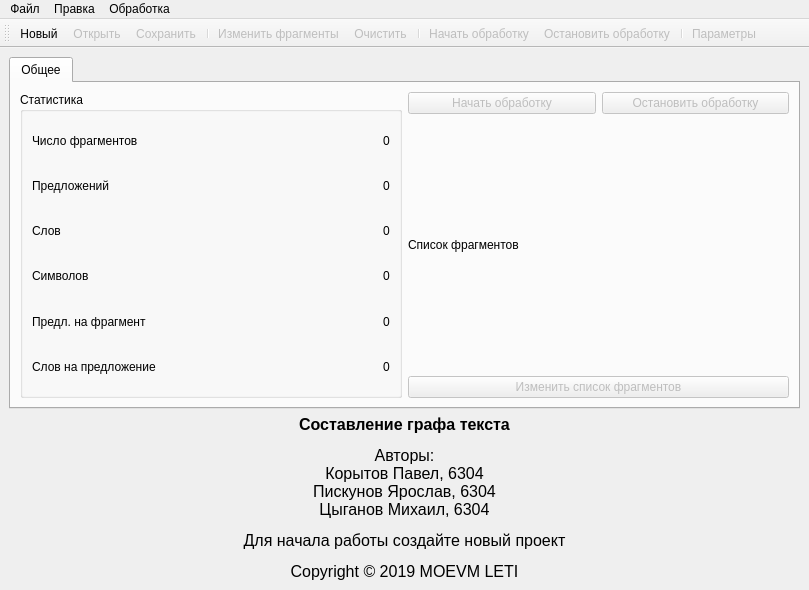
The window that ui/mainwindow.ui (moevm/nosql1h19-text-graph) describes before a commit, drawn with Qt 5.
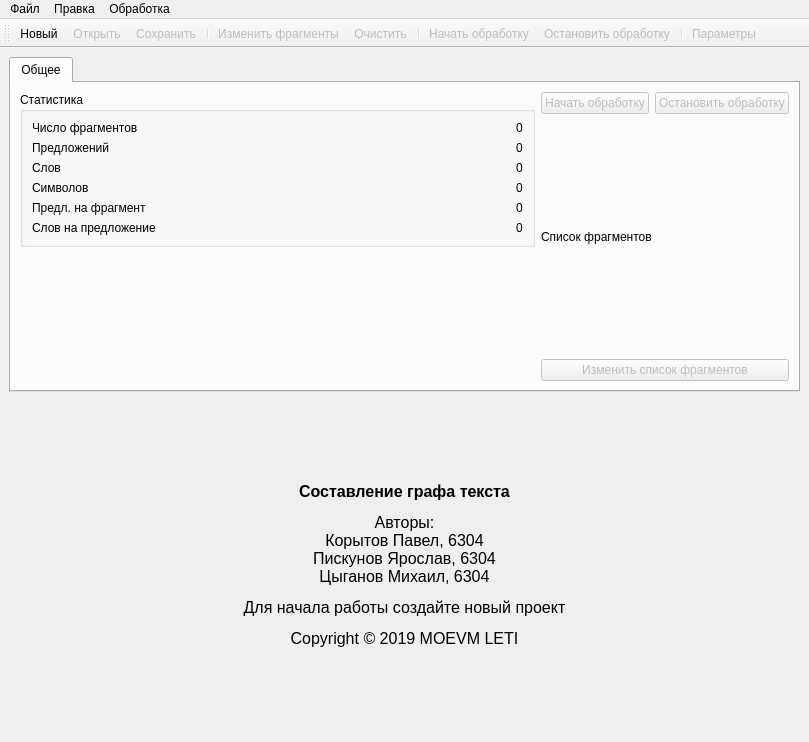
The same window after the commit. Icons and pictures are not drawn.

Patch:
```diff
--- a/ui/mainwindow.ui
+++ b/ui/mainwindow.ui
@@ -7,7 +7,7 @@
     <x>0</x>
     <y>0</y>
     <width>809</width>
-    <height>590</height>
+    <height>742</height>
    </rect>
   </property>
   <property name="windowTitle">
@@ -24,7 +24,7 @@
    <bool>false</bool>
   </property>
   <widget class="QWidget" name="centralwidget">
-   <layout class="QVBoxLayout" name="verticalLayout">
+   <layout class="QVBoxLayout" name="verticalLayout" stretch="1,1">
     <item>
      <widget class="QTabWidget" name="mainTab">
       <property name="enabled">
@@ -43,10 +43,10 @@
        <attribute name="title">
         <string>Общее</string>
        </attribute>
+       <layout class="QHBoxLayout" name="horizontalLayout_8">
+        <item>
        <layout class="QVBoxLayout" name="verticalLayout_3">
         <item>
-         <layout class="QHBoxLayout" name="horizontalLayout_8" stretch="1,1">
-          <item>
            <widget class="QGroupBox" name="statsGroupBox">
             <property name="title">
              <string>Статистика</string>
@@ -182,6 +182,21 @@
            </widget>
           </item>
           <item>
+           <spacer name="verticalSpacer">
+            <property name="orientation">
+             <enum>Qt::Vertical</enum>
+            </property>
+            <property name="sizeHint" stdset="0">
+             <size>
+              <width>20</width>
+              <height>40</height>
+             </size>
+            </property>
+           </spacer>
+          </item>
+         </layout>
+        </item>
+        <item>
            <layout class="QVBoxLayout" name="controlsLayout">
             <item>
              <layout class="QHBoxLayout" name="horizontalLayout_7">
@@ -234,8 +249,6 @@
            </layout>
           </item>
          </layout>
-        </item>
-       </layout>
       </widget>
      </widget>
     </item>
```
Left out of the diff: 2 changed lines with no effect on the pictures. Lines whose indentation alone changed are shown as unchanged.
